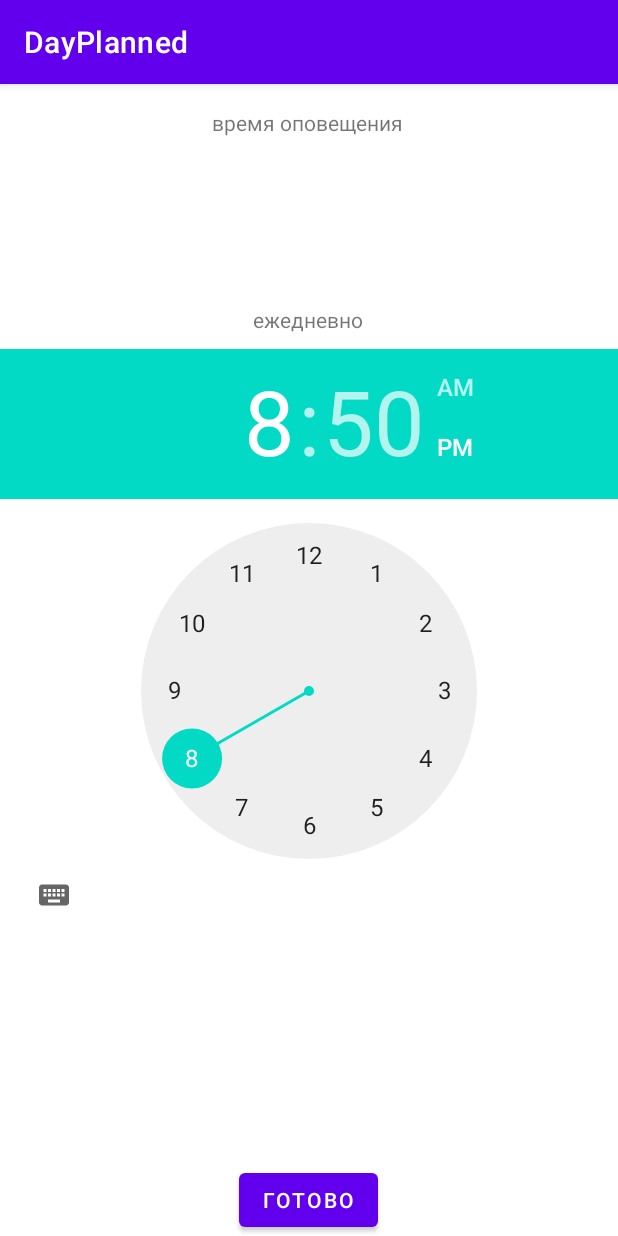
After one commit to antizep/DayPlanned, an Android app: the SetPeriodActivity screen opened directly, with no data from a screen before it, on a phone screen of 412 x 824 dp. The commit adds this screen. Run offline under Robolectric (Android 15) with nearby library versions, the phone set to English and light mode, and no system bars.

Commit message:
Přidáno okno Zobrazení seznamu událostí. Přidána možnost Upravit a odstranit události Přidána vazba denního času na událost. Přidán modul pro vytváření informací o událostech.

```diff
--- /dev/null
+++ b/app/src/main/java/com/example/dayplanned/SetPeriodActivity.kt
@@ -0,0 +1,51 @@
+package com.example.dayplanned
+
+import android.content.Intent
+import android.icu.util.Calendar
+import androidx.appcompat.app.AppCompatActivity
+import android.os.Bundle
+import android.util.Log
+import android.widget.Toast
+import com.example.dayplanned.controller.AddScheduleController
+import com.example.dayplanned.databinding.ActivityAddScheduleBinding
+import com.example.dayplanned.databinding.ActivityMainBinding
+import com.example.dayplanned.databinding.ActivitySetPeriodBinding
+import com.example.dayplanned.model.Schedule
+import java.sql.Time
+
+class SetPeriodActivity : AppCompatActivity() {
+    var scheduleController: AddScheduleController? = null
+    private lateinit var setPeriodBinding: ActivitySetPeriodBinding
+    override fun onCreate(savedInstanceState: Bundle?) {
+        super.onCreate(savedInstanceState)
+        scheduleController = AddScheduleController(this)
+        var id = intent.getIntExtra("id",0);
+        var t = intent.getStringExtra("time")
+        val schedule = Schedule(id,null,null)
+        setPeriodBinding = ActivitySetPeriodBinding.inflate(layoutInflater)
+        setContentView(setPeriodBinding.root)
+        if(!t.isNullOrBlank() && !t.equals("null")){
+            val time = Time.valueOf(t);
+            setPeriodBinding.setTimePicker.hour = time.hours
+            setPeriodBinding.setTimePicker.minute = time.minutes
+        }
+
+        setPeriodBinding.comleteSetPeriod.setOnClickListener {
+
+            var calendar = Calendar.getInstance()
+            calendar.set(Calendar.HOUR,setPeriodBinding.setTimePicker.hour)
+            calendar.set(Calendar.MINUTE,setPeriodBinding.setTimePicker.minute)
+            calendar.set(Calendar.SECOND,0)
+            schedule.time = Time(calendar.timeInMillis)
+            scheduleController!!.setTime(schedule)
+            Log.d(SetPeriodActivity::class.java.name,"t:"+schedule.time)
+
+            val intent = Intent(this,MainActivity::class.java)
+            startActivity(intent)
+            Toast.makeText(this, "Saved Successfully", Toast.LENGTH_LONG).show()
+            //parent.finish()
+            finish()
+        }
+
+    }
+}
--- a/app/src/main/java/com/example/dayplanned/model/Schedule.kt
+++ b/app/src/main/java/com/example/dayplanned/model/Schedule.kt
@@ -1,7 +1,8 @@
 package com.example.dayplanned.model
 
 import android.text.Editable
+import java.sql.Time
 
-data class Schedule(val id:Int, val header: String, val description: String){
-
+data class Schedule(val id:Int, val header: String?, val description: String?){
+    var time:Time ? = null;
 }
--- /dev/null
+++ b/app/src/main/res/layout/activity_set_period.xml
@@ -0,0 +1,60 @@
+<?xml version="1.0" encoding="utf-8"?>
+<androidx.constraintlayout.widget.ConstraintLayout xmlns:android="http://schemas.android.com/apk/res/android"
+    xmlns:app="http://schemas.android.com/apk/res-auto"
+    xmlns:tools="http://schemas.android.com/tools"
+    android:layout_width="match_parent"
+    android:layout_height="match_parent"
+    tools:context=".SetPeriodActivity">
+
+    <TextView
+        android:id="@+id/textView3"
+        android:layout_width="wrap_content"
+        android:layout_height="wrap_content"
+        android:layout_marginTop="16dp"
+        android:text="время оповещения"
+        app:layout_constraintEnd_toEndOf="parent"
+        app:layout_constraintHorizontal_bias="0.498"
+        app:layout_constraintStart_toStartOf="parent"
+        app:layout_constraintTop_toTopOf="parent" />
+
+    <TextView
+        android:id="@+id/textView4"
+        android:layout_width="wrap_content"
+        android:layout_height="wrap_content"
+        android:layout_marginTop="112dp"
+        android:text="ежедневно"
+        app:layout_constraintEnd_toEndOf="parent"
+        app:layout_constraintHorizontal_bias="0.498"
+        app:layout_constraintStart_toStartOf="parent"
+        app:layout_constraintTop_toBottomOf="@+id/textView3" />
+
+    <Button
+        android:id="@+id/comleteSetPeriod"
+        android:layout_width="wrap_content"
+        android:layout_height="wrap_content"
+        android:text="готово"
+        app:layout_constraintBottom_toBottomOf="parent"
+        app:layout_constraintEnd_toEndOf="parent"
+        app:layout_constraintHorizontal_bias="0.498"
+        app:layout_constraintStart_toStartOf="parent" />
+
+    <TimePicker
+
+        android:id="@+id/setTimePicker"
+
+        android:layout_width="wrap_content"
+
+        android:layout_height="wrap_content"
+
+        android:layout_centerHorizontal="true"
+
+
+        android:layout_marginTop="10dp"
+        android:timePickerMode="clock"
+        app:layout_constraintEnd_toEndOf="parent"
+        app:layout_constraintHorizontal_bias="0.5"
+        app:layout_constraintStart_toStartOf="parent"
+        app:layout_constraintTop_toBottomOf="@+id/textView4"
+        tools:ignore="MissingConstraints" />
+
+</androidx.constraintlayout.widget.ConstraintLayout>
```
Also changed, not shown: app/src/main/AndroidManifest.xml (+8 -8 lines), app/src/main/java/com/example/dayplanned/AddScheduleActivity.kt (+33 -8 lines), app/src/main/java/com/example/dayplanned/MainActivity.kt (+61 -4 lines), app/src/main/java/com/example/dayplanned/controller/AddScheduleController.kt (+71 -28 lines), app/src/main/java/com/example/dayplanned/services/MyReceiver.kt (added, +49 -0 lines), app/src/main/res/layout/activity_add_schedule.xml (+22 -21 lines), app/src/main/res/layout/activity_main.xml (+14 -34 lines), app/src/main/res/layout/shedule_layout.xml (added, +58 -0 lines), 1 other file.
